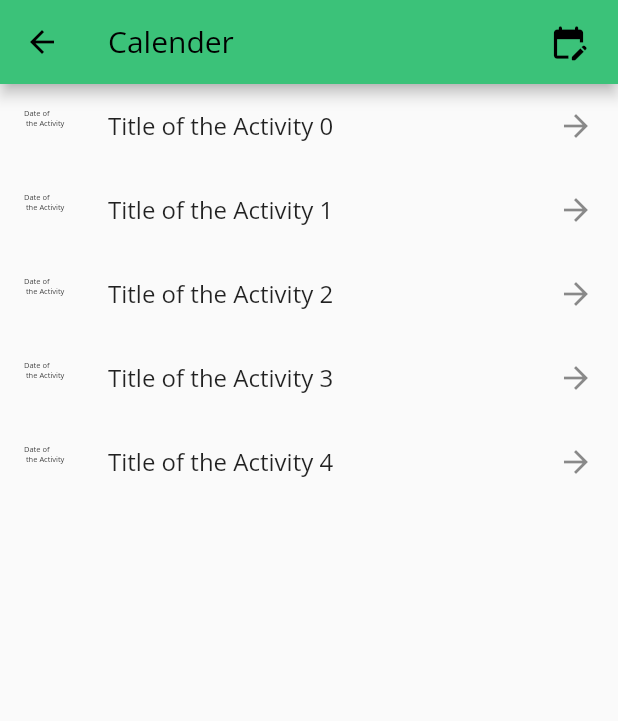
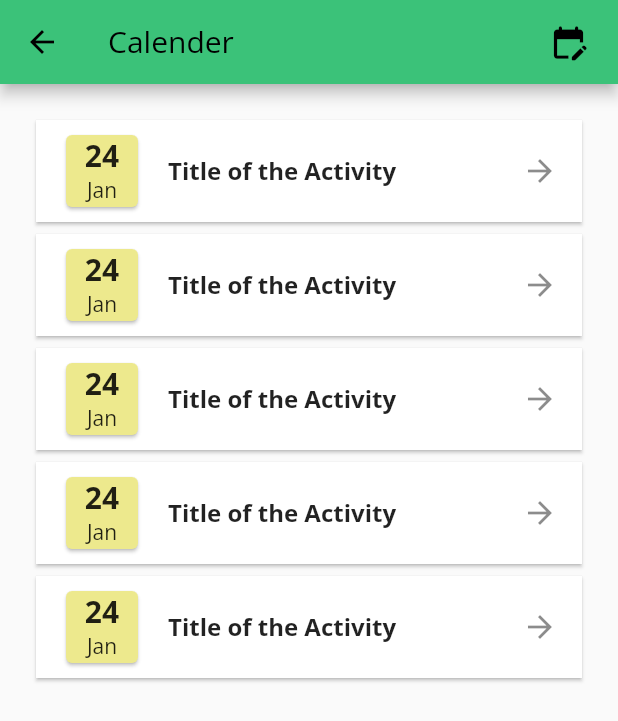
Before and after one commit to ShivamHasurkar/psl_foundation, a Flutter app: the screen it shows after launch, item 2 of the bottom bar chosen, after a tap on the "edit calendar" icon, on a phone screen of 412 x 824 dp. Shown: the top 721 px of the screen. Run offline on Flutter 3.47's test engine with Material 2 defaults, Android fonts, the phone set to English and light mode, and no system bars; our stand-ins replace flutter_svg, font_awesome_flutter, get.

Commit message:
Modified Calender Pages and added Registered Participants Page

```diff
--- a/lib/views/calender_page.dart
+++ b/lib/views/calender_page.dart
@@ -1,4 +1,5 @@
 import 'package:flutter/material.dart';
+import 'package:psl_foundation/constant.dart';
 import 'package:psl_foundation/views/widgets/appbar.dart';
 
 class CalenderPage extends StatelessWidget {
@@ -8,15 +9,45 @@ class CalenderPage extends StatelessWidget {
   Widget build(BuildContext context) {
     return Scaffold(
       appBar: const PFAppBar(title: "Calender"),
-      body: ListView.builder(
+      body:Container(
+        margin: EdgeInsets.all(kDefaultSpace),
+        child: ListView.builder(
             itemCount: 5,
             itemBuilder: (BuildContext context, int index) {
-            return ListTile(
-                leading: const Text(
-                  "Date of \n the Activity",
-                  style: TextStyle(color: Colors.black, fontSize: 5),
+              return Container(
+                // margin: EdgeInsets.only(bottom: 5.0),
+                // height: 80,
+                child: Card(
+                  shape: RoundedRectangleBorder(),
+                  child:Padding(
+                    padding: const EdgeInsets.symmetric(vertical: 6),
+                    child: ListTile(
+                      tileColor: Colors.white,
+                      leading:AspectRatio(
+                          aspectRatio: 1,
+                          child:Card(
+                            color: Color(0xFFEDE98D),
+                           child:Column(
+                             children: [
+                               Text(
+                                 '24',
+                                 style: TextStyle(
+                                     fontWeight: FontWeight.bold,
+                                   fontSize: 20,
                                  ),
-                title: Text("Title of the Activity $index"),
+                               ),
+                               Text(
+                                   'Jan'
+                               )
+                             ],
+                           ),
+                          ),
+                      ),
+                      title:Text('Title of the Activity',
+                        style: TextStyle(
+                            fontWeight: FontWeight.bold
+                        ),
+                    ),
                       trailing: const Icon(Icons.arrow_forward),
                                 onTap: () {
                                   //Push to specific View Activity Page.
@@ -25,8 +56,15 @@ class CalenderPage extends StatelessWidget {
                                   //   MaterialPageRoute(
                                   //       builder: (context) => const CalenderPage()),
                                   // );
-                });
+                                }
+
+                    ),
+                  ),
+                ),
+              );
             }),
+      ),
+
     );
   }
 }
--- a/lib/views/past_activities.dart
+++ b/lib/views/past_activities.dart
@@ -1,4 +1,5 @@
 import 'package:flutter/material.dart';
+import 'package:psl_foundation/views/registered_participants_page.dart';
 import 'package:psl_foundation/views/widgets/appbar.dart';
 class PastActivities extends StatelessWidget {
   const PastActivities({Key? key}) : super(key: key);
@@ -7,7 +8,16 @@ class PastActivities extends StatelessWidget {
   Widget build(BuildContext context) {
     return Scaffold(
       appBar: const PFAppBar(title: "Past Activities"),
-      body: Container(),
+      body: Container(
+        child:FloatingActionButton(
+            onPressed: () {
+              Navigator.push(
+                context,
+                MaterialPageRoute(builder: (context) => const RegisteredPage()),
+              );
+            },
+        )
+      ),
     );
   }
 }
```
Also changed, not shown: lib/views/registered_participants_page.dart (+45 -21 lines), assets/images/avtar_image.jpg (added). Lines whose indentation alone changed are shown as unchanged.
